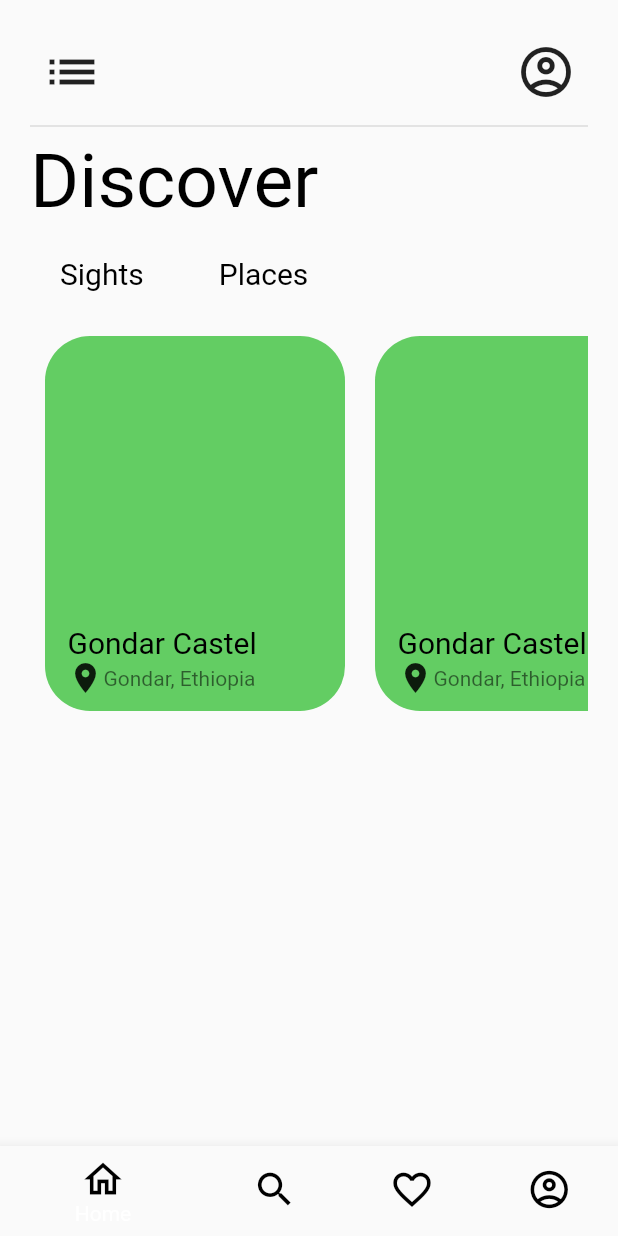
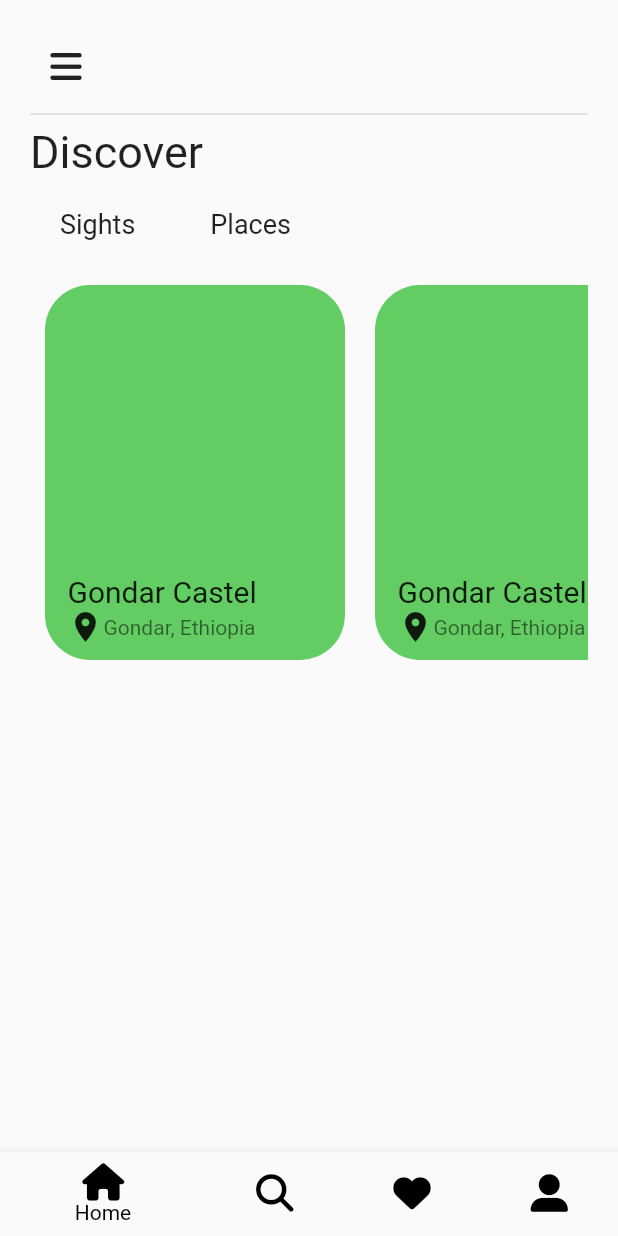
Before and after one commit to naomitimm/Guzo, a Flutter app: the HostPage screen opened directly, on a phone screen of 412 x 824 dp. Run offline on Flutter 3.47's test engine with Material 2 defaults, Android fonts, the light colour scheme and no system bars; our stand-ins replace font_awesome_flutter, google_fonts, intro_slider, lottie, smooth_page_indicator; network calls fail.

Commit message:
landing page

```diff
--- a/guzo_app/lib/presentation/auth/login_page.dart
+++ b/guzo_app/lib/presentation/auth/login_page.dart
@@ -20,7 +20,9 @@ class _LogInState extends State<LogIn> {
       body: ListView(children: [
         Container(
           height: 300,
-          color: const Color.fromARGB(255, 3, 174, 131),
+          decoration: const BoxDecoration(
+              image: DecorationImage(
+                  image: AssetImage("assets/ob1.jpg"), fit: BoxFit.cover)),
           child: Stack(children: [
             IconButton(
                 onPressed: () {},
--- a/guzo_app/lib/presentation/auth/signup_page.dart
+++ b/guzo_app/lib/presentation/auth/signup_page.dart
@@ -20,7 +20,9 @@ class _SignUpState extends State<SignUp> {
       body: ListView(children: [
         Container(
           height: 300,
-          color: const Color.fromARGB(255, 3, 174, 131),
+          decoration: const BoxDecoration(
+              image: DecorationImage(
+                  image: AssetImage("assets/ob1.jpg"), fit: BoxFit.cover)),
           child: Stack(children: [
             IconButton(
                 onPressed: navigateToSignIn,
--- a/guzo_app/lib/presentation/host_page.dart
+++ b/guzo_app/lib/presentation/host_page.dart
@@ -1,4 +1,5 @@
 import 'package:flutter/material.dart';
+import 'package:font_awesome_flutter/font_awesome_flutter.dart';
 import 'package:guzo_app/presentation/navPages/favorite_page.dart';
 import 'package:guzo_app/presentation/navPages/home_page.dart';
 import 'package:guzo_app/presentation/navPages/profile_page.dart';
@@ -24,42 +25,41 @@ class _HostPageState extends State<HostPage> {
     return Scaffold(
         body: myPages[myIndex],
         bottomNavigationBar: BottomNavigationBar(
+          selectedItemColor: Colors.black,
           currentIndex: myIndex,
           onTap: (int index) {
             setState(() {
               myIndex = index;
             });
           },
-          backgroundColor: Colors.white,
-          showUnselectedLabels: false,
-          selectedLabelStyle: const TextStyle(color: Colors.black),
           items: const [
             BottomNavigationBarItem(
-                icon: Icon(
-                  Icons.home_outlined,
+                icon: FaIcon(
+                  FontAwesomeIcons.house,
                   color: Colors.black,
-                  size: 30,
+                  size: 25,
                 ),
                 label: "Home"),
             BottomNavigationBarItem(
-                icon: Icon(
-                  Icons.search,
+                icon: FaIcon(
+                  FontAwesomeIcons.magnifyingGlass,
                   color: Colors.black,
-                  size: 30,
+                  size: 25,
                 ),
                 label: "Search"),
             BottomNavigationBarItem(
-                icon: Icon(
-                  Icons.favorite_border,
+              icon: FaIcon(
+                FontAwesomeIcons.solidHeart,
+                color: Colors.black,
+                size: 25,
+              ),
+              label: "Favorites",
+            ),
+            BottomNavigationBarItem(
+                icon: FaIcon(
+                  FontAwesomeIcons.userLarge,
                   color: Colors.black,
-                  size: 30,
-                ),
-                label: "Favorites"),
-            BottomNavigationBarItem(
-                icon: Icon(
-                  Icons.account_circle_outlined,
-                  color: Colors.black,
-                  size: 30,
+                  size: 25,
                 ),
                 label: "Profile"),
           ],
--- a/guzo_app/lib/presentation/navPages/home_page.dart
+++ b/guzo_app/lib/presentation/navPages/home_page.dart
@@ -1,4 +1,5 @@
 import 'package:flutter/material.dart';
+import 'package:font_awesome_flutter/font_awesome_flutter.dart';
 import 'package:google_fonts/google_fonts.dart';
 
 import '../theme/app_theme.dart';
@@ -26,15 +27,8 @@ class _HomePageState extends State<HomePage> {
               mainAxisAlignment: MainAxisAlignment.spaceBetween,
               children: [
                 IconButton(
-                  onPressed: () {},
-                  icon: const Icon(Icons.list),
-                  iconSize: 40,
-                ),
-                IconButton(
-                  onPressed: () {},
-                  icon: const Icon(Icons.account_circle_outlined),
-                  iconSize: 40,
-                ),
+                    onPressed: () {},
+                    icon: const FaIcon(FontAwesomeIcons.bars)),
               ],
             ),
             const Divider(
@@ -43,7 +37,7 @@ class _HomePageState extends State<HomePage> {
             ),
             Text("Discover",
                 style: GoogleFonts.merriweatherSans(
-                  textStyle: darkText.textTheme.headline2,
+                  textStyle: const TextStyle(fontSize: 30),
                 )),
             const SizedBox(
               height: 20,
@@ -54,14 +48,14 @@ class _HomePageState extends State<HomePage> {
                 children: [
                   Text("Sights",
                       style: GoogleFonts.merriweatherSans(
-                        textStyle: darkText.textTheme.bodyMedium,
+                        textStyle: const TextStyle(fontSize: 18),
                       )),
                   const SizedBox(
                     width: 50,
                   ),
                   Text("Places",
                       style: GoogleFonts.merriweatherSans(
-                        textStyle: darkText.textTheme.bodyMedium,
+                        textStyle: const TextStyle(fontSize: 18),
                       )),
                 ],
               ),
@@ -102,7 +96,7 @@ class _HomePageState extends State<HomePage> {
             children: [
               Text("Gondar Castel",
                   style: GoogleFonts.merriweatherSans(
-                    textStyle: darkText.textTheme.bodyMedium,
+                    textStyle: const TextStyle(fontSize: 20),
                   )),
               Row(
                 children: [
--- a/guzo_app/pubspec.yaml
+++ b/guzo_app/pubspec.yaml
@@ -38,6 +38,8 @@ dependencies:
   carousel_slider: ^4.0.0
   smooth_page_indicator: ^1.0.0+2
   google_fonts: ^3.0.1
+  intro_slider: ^3.0.4
+  font_awesome_flutter: ^10.1.0
 
 dev_dependencies:
   flutter_test:
```
Also changed, not shown: guzo_app/lib/presentation/on_boarding/on_boarding_screen.dart (added, +198 -0 lines), guzo_app/assets/cave.jpg (added), guzo_app/assets/mountain.jpg (added), guzo_app/pubspec.lock, 1 other file.
